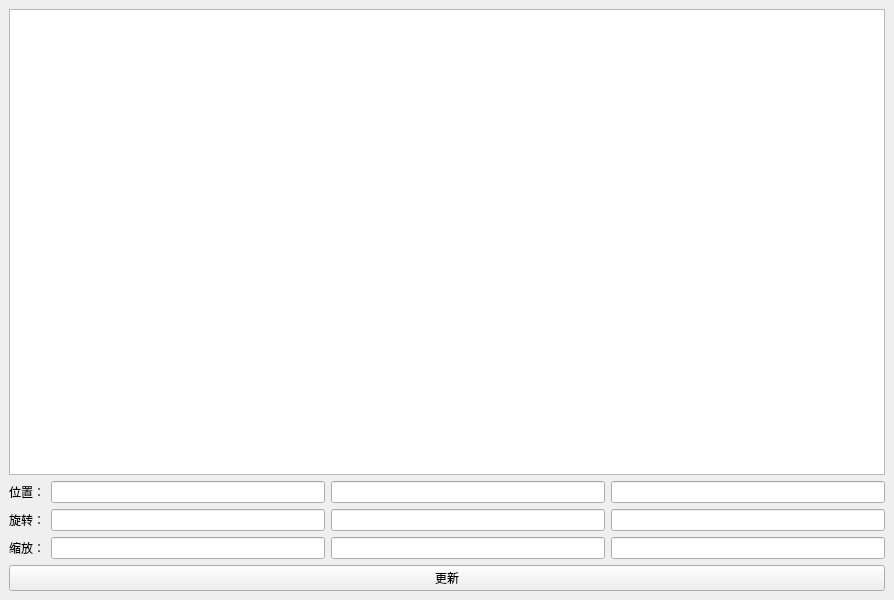
This is Chap09/9_1_01QtVTKDemo/MainWindow.ui in KollenHub/VTKDemo as Qt 5 draws it before an edit. The edited form follows.
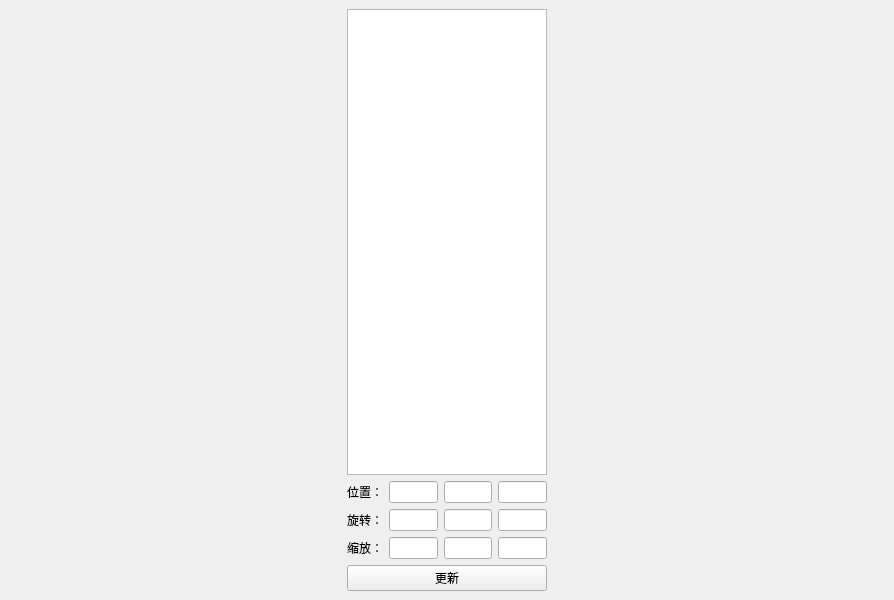
This is the edited form.

Commit message: 添加qt按钮

Patch:
```diff
--- a/Chap09/9_1_01QtVTKDemo/MainWindow.ui
+++ b/Chap09/9_1_01QtVTKDemo/MainWindow.ui
@@ -19,7 +19,32 @@
      <layout class="QHBoxLayout" name="vtkContainer"/>
     </item>
     <item>
+     <widget class="QWidget" name="widget" native="true">
+      <property name="minimumSize">
+       <size>
+        <width>200</width>
+        <height>0</height>
+       </size>
+      </property>
+      <property name="maximumSize">
+       <size>
+        <width>200</width>
+        <height>16777215</height>
+       </size>
+      </property>
      <layout class="QVBoxLayout" name="verticalLayout">
+       <property name="leftMargin">
+        <number>0</number>
+       </property>
+       <property name="topMargin">
+        <number>0</number>
+       </property>
+       <property name="rightMargin">
+        <number>0</number>
+       </property>
+       <property name="bottomMargin">
+        <number>0</number>
+       </property>
       <item>
        <widget class="QTreeView" name="treeView"/>
       </item>
@@ -91,6 +116,7 @@
        </widget>
       </item>
      </layout>
+     </widget>
     </item>
    </layout>
   </widget>
```
Left out of the diff: 2 changed lines with no effect on the pictures. Lines whose indentation alone changed are shown as unchanged. The commit also changes 1 other file.
